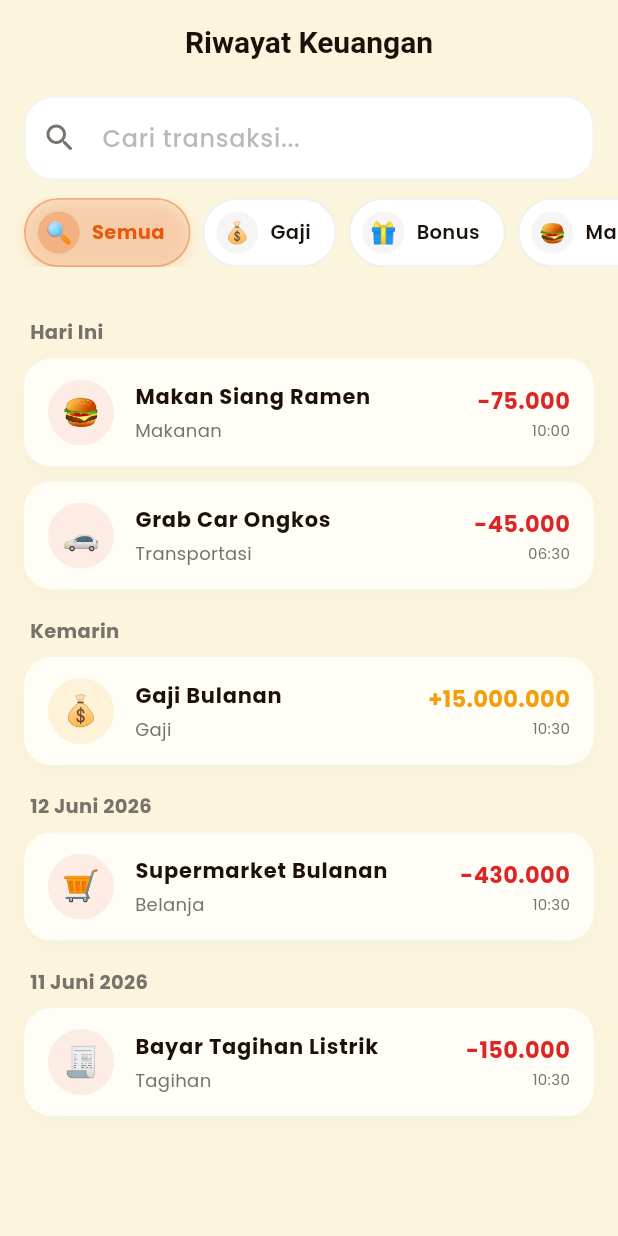
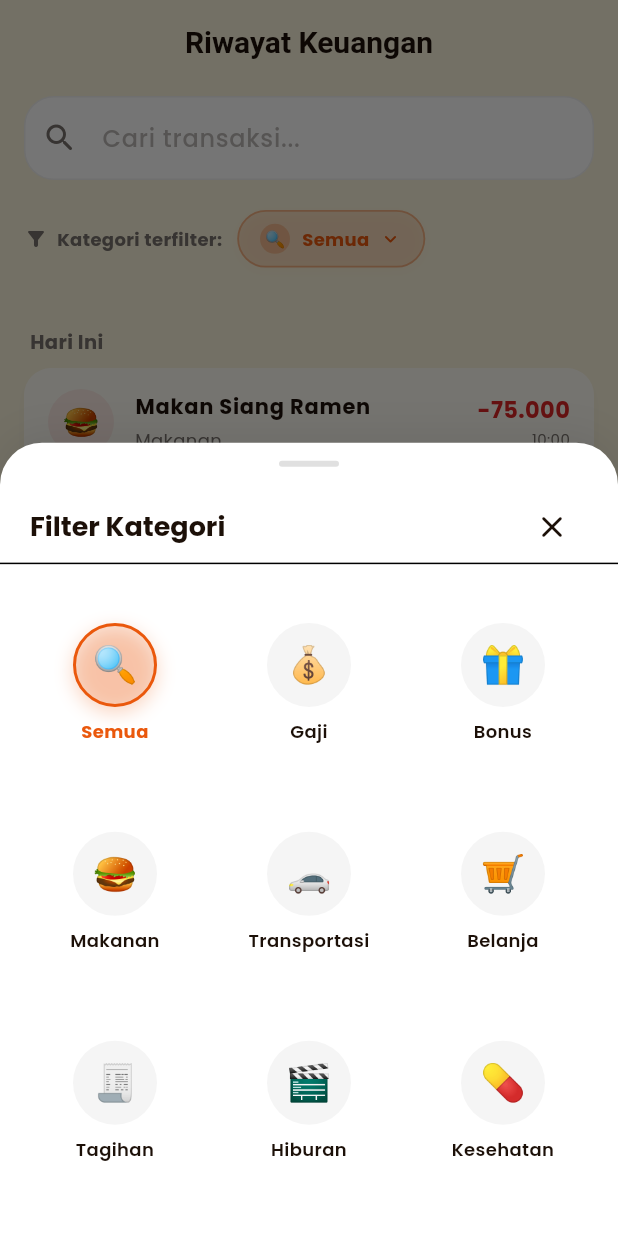
Before and after one commit to Umam07/Uangku, a Flutter app: the HistoryScreen screen opened directly, after a tap on "Semua", on a phone screen of 412 x 824 dp. Run offline on Flutter 3.47's test engine with Material 3 defaults, Android fonts, the phone set to English and light mode, and no system bars; our stand-ins replace fl_chart, google_fonts, shared_preferences; accounts and stored records are empty.

Commit message:
feat(history): replace horizontal category chips with a premium Bottom Sheet grid filter

```diff
--- a/lib/screens/history_screen.dart
+++ b/lib/screens/history_screen.dart
@@ -71,6 +71,159 @@ class _HistoryScreenState extends State<HistoryScreen> {
     setState(() {
       _filteredTransactions = results;
     });
+  }
+
+  Map<String, dynamic> get _activeCategoryData {
+    return _categoriesData.firstWhere(
+      (cat) => cat['name'] == _selectedCategory,
+      orElse: () => _categoriesData[0],
+    );
+  }
+
+  void _showCategoryBottomSheet() {
+    final theme = Theme.of(context);
+    final isDark = theme.brightness == Brightness.dark;
+
+    showModalBottomSheet(
+      context: context,
+      backgroundColor: Colors.transparent,
+      isScrollControlled: true,
+      builder: (context) {
+        return Container(
+          decoration: BoxDecoration(
+            color: isDark ? AppColors.surfaceDark : Colors.white,
+            borderRadius: const BorderRadius.vertical(top: Radius.circular(28)),
+            boxShadow: [
+              BoxShadow(
+                color: Colors.black.withValues(alpha: isDark ? 0.25 : 0.08),
+                blurRadius: 24,
+                offset: const Offset(0, -5),
+              ),
+            ],
+          ),
+          child: SafeArea(
+            child: Column(
+              mainAxisSize: MainAxisSize.min,
+              children: [
+                const SizedBox(height: 12),
+                Container(
+                  width: 40,
+                  height: 4,
+                  decoration: BoxDecoration(
+                    color: isDark ? Colors.white24 : Colors.black12,
+                    borderRadius: BorderRadius.circular(2),
+                  ),
+                ),
+                const SizedBox(height: 16),
+                Padding(
+                  padding: const EdgeInsets.symmetric(horizontal: 20.0),
+                  child: Row(
+                    mainAxisAlignment: MainAxisAlignment.spaceBetween,
+                    children: [
+                      Text(
+                        'Filter Kategori',
+                        style: theme.textTheme.titleLarge?.copyWith(
+                          fontSize: 18,
+                          fontWeight: FontWeight.bold,
+                          color: isDark ? AppColors.textPrimaryDark : AppColors.textPrimary,
+                        ),
+                      ),
+                      IconButton(
+                        icon: const Icon(Icons.close_rounded),
+                        onPressed: () => Navigator.pop(context),
+                      ),
+                    ],
+                  ),
+                ),
+                const Divider(height: 1),
+                const SizedBox(height: 20),
+                Padding(
+                  padding: const EdgeInsets.symmetric(horizontal: 20.0),
+                  child: GridView.builder(
+                    shrinkWrap: true,
+                    physics: const NeverScrollableScrollPhysics(),
+                    gridDelegate: const SliverGridDelegateWithFixedCrossAxisCount(
+                      crossAxisCount: 3,
+                      crossAxisSpacing: 16,
+                      mainAxisSpacing: 20,
+                      childAspectRatio: 0.95,
+                    ),
+                    itemCount: _categoriesData.length,
+                    itemBuilder: (context, index) {
+                      final cat = _categoriesData[index];
+                      final catName = cat['name'] as String;
+                      final catEmoji = cat['emoji'] as String;
+                      final catColor = cat['color'] as Color;
+                      final isSelected = _selectedCategory == catName;
+
+                      return GestureDetector(
+                        onTap: () {
+                          setState(() {
+                            _selectedCategory = catName;
+                          });
+                          _applyFilters();
+                          Navigator.pop(context);
+                        },
+                        child: Column(
+                          mainAxisAlignment: MainAxisAlignment.center,
+                          children: [
+                            AnimatedContainer(
+                              duration: const Duration(milliseconds: 200),
+                              width: 56,
+                              height: 56,
+                              decoration: BoxDecoration(
+                                color: isSelected
+                                    ? catColor.withValues(alpha: 0.15)
+                                    : (isDark ? Colors.white.withValues(alpha: 0.06) : Colors.black.withValues(alpha: 0.04)),
+                                shape: BoxShape.circle,
+                                border: Border.all(
+                                  color: isSelected ? catColor : Colors.transparent,
+                                  width: 2,
+                                ),
+                                boxShadow: isSelected
+                                    ? [
+                                        BoxShadow(
+                                          color: catColor.withValues(alpha: 0.25),
+                                          blurRadius: 10,
+                                          offset: const Offset(0, 4),
+                                        )
+                                      ]
+                                    : null,
+                              ),
+                              child: Center(
+                                child: Text(
+                                  catEmoji,
+                                  style: const TextStyle(fontSize: 24),
+                                ),
+                              ),
+                            ),
+                            const SizedBox(height: 8),
+                            Text(
+                              catName,
+                              style: TextStyle(
+                                fontSize: 12,
+                                fontWeight: isSelected ? FontWeight.bold : FontWeight.w600,
+                                color: isSelected
+                                    ? catColor
+                                    : (isDark ? AppColors.textPrimaryDark : AppColors.textPrimary),
+                              ),
+                              textAlign: TextAlign.center,
+                              maxLines: 1,
+                              overflow: TextOverflow.ellipsis,
+                            ),
+                          ],
+                        ),
+                      );
+                    },
+                  ),
+                ),
+                const SizedBox(height: 30),
+              ],
+            ),
+          ),
+        );
+      },
+    );
   }
 
   Future<void> _deleteTransaction(Transaction tx) async {
@@ -221,95 +374,89 @@ class _HistoryScreenState extends State<HistoryScreen> {
             ),
             const SizedBox(height: 4),
 
-            // Premium Category Chips (Spans full width with internal padding)
-            SizedBox(
-              height: 46,
-              child: ListView.builder(
-                scrollDirection: Axis.horizontal,
-                padding: const EdgeInsets.symmetric(horizontal: 16.0),
-                itemCount: _categoriesData.length,
-                physics: const BouncingScrollPhysics(),
-                itemBuilder: (context, index) {
-                  final cat = _categoriesData[index];
-                  final catName = cat['name'] as String;
-                  final catEmoji = cat['emoji'] as String;
-                  final catColor = cat['color'] as Color;
-                  final isSelected = _selectedCategory == catName;
-
-                  return Padding(
-                    padding: const EdgeInsets.only(right: 8.0),
-                    child: GestureDetector(
-                      onTap: () {
-                        setState(() {
-                          _selectedCategory = catName;
-                        });
-                        _applyFilters();
-                      },
+            // Modern Pill Dropdown Trigger (Padded to match Search Bar alignment)
+            Padding(
+              padding: const EdgeInsets.symmetric(horizontal: 16.0, vertical: 8.0),
+              child: Row(
+                children: [
+                  Icon(
+                    Icons.filter_alt_rounded,
+                    size: 16,
+                    color: isDark ? AppColors.textSecondaryDark : AppColors.textSecondary,
+                  ),
+                  const SizedBox(width: 6),
+                  Text(
+                    'Kategori terfilter:',
+                    style: TextStyle(
+                      fontSize: 12,
+                      fontWeight: FontWeight.bold,
+                      color: isDark ? AppColors.textSecondaryDark : AppColors.textSecondary,
+                    ),
+                  ),
+                  const SizedBox(width: 10),
+                  // Dropdown button pill
+                  GestureDetector(
+                    onTap: _showCategoryBottomSheet,
                     child: AnimatedContainer(
                       duration: const Duration(milliseconds: 200),
-                        padding: const EdgeInsets.fromLTRB(8, 6, 16, 6),
+                      padding: const EdgeInsets.symmetric(horizontal: 14, vertical: 8),
                       decoration: BoxDecoration(
-                          color: isSelected
-                              ? catColor.withValues(alpha: 0.12)
-                              : (isDark ? AppColors.surfaceDark : Colors.white),
-                          borderRadius: BorderRadius.circular(24),
+                        color: _activeCategoryData['color'].withValues(alpha: 0.12),
+                        borderRadius: BorderRadius.circular(20),
                         border: Border.all(
-                            color: isSelected
-                                ? catColor.withValues(alpha: 0.35)
-                                : (isDark ? Colors.white.withValues(alpha: 0.1) : Colors.black.withValues(alpha: 0.06)),
+                          color: _activeCategoryData['color'].withValues(alpha: 0.35),
                           width: 1.2,
                         ),
-                          boxShadow: isSelected
-                              ? [
+                        boxShadow: [
                           BoxShadow(
-                                    color: catColor.withValues(alpha: 0.15),
-                                    blurRadius: 8,
-                                    offset: const Offset(0, 3),
+                            color: _activeCategoryData['color'].withValues(alpha: 0.05),
+                            blurRadius: 6,
+                            offset: const Offset(0, 2),
                           )
-                                ]
-                              : null,
+                        ],
                       ),
                       child: Row(
                         mainAxisSize: MainAxisSize.min,
                         children: [
-                            // Emoji circular avatar
+                          // Emoji circle avatar
                           Container(
-                              width: 28,
-                              height: 28,
+                            width: 20,
+                            height: 20,
                             decoration: BoxDecoration(
-                                color: isSelected
-                                    ? catColor.withValues(alpha: 0.25)
-                                    : (isDark ? Colors.white.withValues(alpha: 0.06) : Colors.black.withValues(alpha: 0.04)),
+                              color: _activeCategoryData['color'].withValues(alpha: 0.25),
                               shape: BoxShape.circle,
                             ),
                             child: Center(
                               child: Text(
-                                  catEmoji,
-                                  style: const TextStyle(fontSize: 14),
+                                _activeCategoryData['emoji'] as String,
+                                style: const TextStyle(fontSize: 11),
                               ),
                             ),
                           ),
                           const SizedBox(width: 8),
-                            // Category Label
+                          // Category Name
                           Text(
-                              catName,
+                            _selectedCategory,
                             style: TextStyle(
-                                fontSize: 13,
-                                fontWeight: isSelected ? FontWeight.bold : FontWeight.w600,
-                                color: isSelected
-                                    ? catColor
-                                    : (isDark ? AppColors.textPrimaryDark : AppColors.textPrimary),
+                              fontSize: 12,
+                              fontWeight: FontWeight.bold,
+                              color: _activeCategoryData['color'] as Color,
+                            ),
+                          ),
+                          const SizedBox(width: 6),
+                          Icon(
+                            Icons.keyboard_arrow_down_rounded,
+                            size: 16,
+                            color: _activeCategoryData['color'] as Color,
+                          ),
+                        ],
+                      ),
                     ),
                   ),
                 ],
               ),
             ),
-                    ),
-                  );
-                },
-              ),
-            ),
-            const SizedBox(height: 8),
+            const SizedBox(height: 6),
             // Transaction List
             Expanded(
               child: _isLoading
```
Lines whose indentation alone changed are shown as unchanged.
